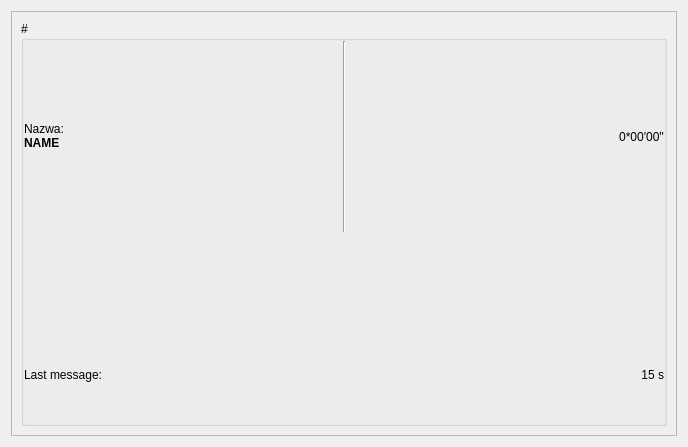
highflyers/highflyers-data-visualization, file DataVisualization/GUI/VehicleWidget.ui: the form before one commit.
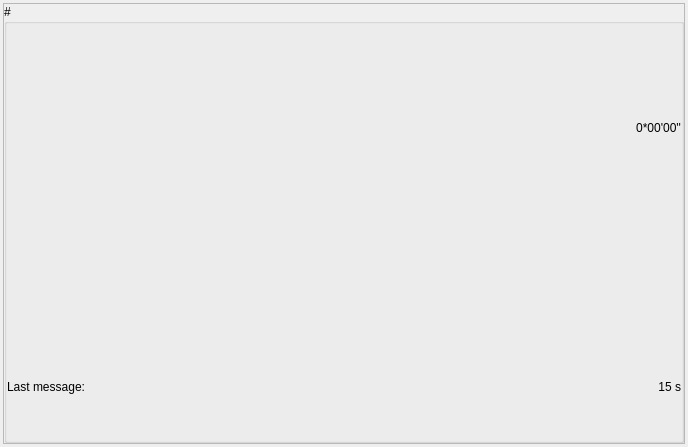
The form after the commit. Custom widgets are drawn as their Qt base class.

Commit message: Made VehicleWidget smaller

```diff
--- a/DataVisualization/GUI/VehicleWidget.ui
+++ b/DataVisualization/GUI/VehicleWidget.ui
@@ -14,6 +14,21 @@
    <string>Form</string>
   </property>
   <layout class="QHBoxLayout" name="horizontalLayout_3">
+   <property name="spacing">
+    <number>0</number>
+   </property>
+   <property name="leftMargin">
+    <number>3</number>
+   </property>
+   <property name="topMargin">
+    <number>3</number>
+   </property>
+   <property name="rightMargin">
+    <number>3</number>
+   </property>
+   <property name="bottomMargin">
+    <number>3</number>
+   </property>
    <item>
     <widget class="QFrame" name="frame">
      <property name="frameShape">
@@ -27,16 +42,16 @@
        <number>0</number>
       </property>
       <property name="leftMargin">
-       <number>9</number>
+       <number>0</number>
       </property>
       <property name="topMargin">
-       <number>9</number>
+       <number>0</number>
       </property>
       <property name="rightMargin">
-       <number>9</number>
+       <number>0</number>
       </property>
       <property name="bottomMargin">
-       <number>9</number>
+       <number>0</number>
       </property>
       <item>
        <widget class="QGroupBox" name="groupBox">
@@ -61,22 +76,6 @@
          </property>
          <item>
           <layout class="QGridLayout" name="gridLayout">
-           <item row="0" column="2" rowspan="2">
-            <widget class="QLabel" name="label_pos">
-             <property name="sizePolicy">
-              <sizepolicy hsizetype="Preferred" vsizetype="Minimum">
-               <horstretch>0</horstretch>
-               <verstretch>0</verstretch>
-              </sizepolicy>
-             </property>
-             <property name="text">
-              <string>0*00'00''</string>
-             </property>
-             <property name="alignment">
-              <set>Qt::AlignRight|Qt::AlignTrailing|Qt::AlignVCenter</set>
-             </property>
-            </widget>
-           </item>
            <item row="3" column="0">
             <widget class="QLabel" name="label_5">
              <property name="sizePolicy">
@@ -90,10 +89,10 @@
              </property>
             </widget>
            </item>
-           <item row="2" column="0" colspan="3">
+           <item row="2" column="0" colspan="2">
             <widget class="QCustomPlot" name="chart" native="true"/>
            </item>
-           <item row="3" column="2">
+           <item row="3" column="1">
             <widget class="QLabel" name="label_last_message">
              <property name="sizePolicy">
               <sizepolicy hsizetype="Preferred" vsizetype="Minimum">
@@ -109,44 +108,6 @@
              </property>
             </widget>
            </item>
-           <item row="1" column="0">
-            <widget class="QLabel" name="label_name">
-             <property name="sizePolicy">
-              <sizepolicy hsizetype="Expanding" vsizetype="Minimum">
-               <horstretch>0</horstretch>
-               <verstretch>0</verstretch>
-              </sizepolicy>
-             </property>
-             <property name="font">
-              <font>
-               <weight>75</weight>
-               <bold>true</bold>
-              </font>
-             </property>
-             <property name="text">
-              <string>NAME</string>
-             </property>
-             <property name="alignment">
-              <set>Qt::AlignLeading|Qt::AlignLeft|Qt::AlignTop</set>
-             </property>
-            </widget>
-           </item>
-           <item row="0" column="0">
-            <widget class="QLabel" name="label">
-             <property name="sizePolicy">
-              <sizepolicy hsizetype="Expanding" vsizetype="Minimum">
-               <horstretch>0</horstretch>
-               <verstretch>0</verstretch>
-              </sizepolicy>
-             </property>
-             <property name="text">
-              <string>Nazwa:</string>
-             </property>
-             <property name="alignment">
-              <set>Qt::AlignBottom|Qt::AlignLeading|Qt::AlignLeft</set>
-             </property>
-            </widget>
-           </item>
            <item row="4" column="0">
             <spacer name="horizontalSpacer">
              <property name="orientation">
@@ -160,7 +121,7 @@
              </property>
             </spacer>
            </item>
-           <item row="4" column="2">
+           <item row="4" column="1">
             <spacer name="horizontalSpacer_2">
              <property name="orientation">
               <enum>Qt::Horizontal</enum>
@@ -173,10 +134,19 @@
              </property>
             </spacer>
            </item>
-           <item row="0" column="1" rowspan="2">
-            <widget class="Line" name="line">
-             <property name="orientation">
-              <enum>Qt::Vertical</enum>
+           <item row="0" column="0" rowspan="2" colspan="2">
+            <widget class="QLabel" name="label_pos">
+             <property name="sizePolicy">
+              <sizepolicy hsizetype="Preferred" vsizetype="Minimum">
+               <horstretch>0</horstretch>
+               <verstretch>0</verstretch>
+              </sizepolicy>
+             </property>
+             <property name="text">
+              <string>0*00'00''</string>
+             </property>
+             <property name="alignment">
+              <set>Qt::AlignRight|Qt::AlignTrailing|Qt::AlignVCenter</set>
              </property>
             </widget>
            </item>
```
The commit also changes 2 other files.
